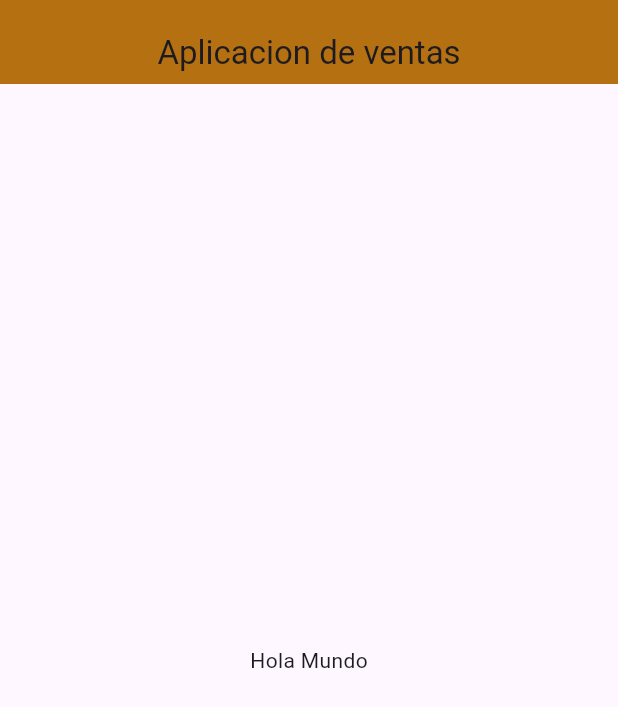
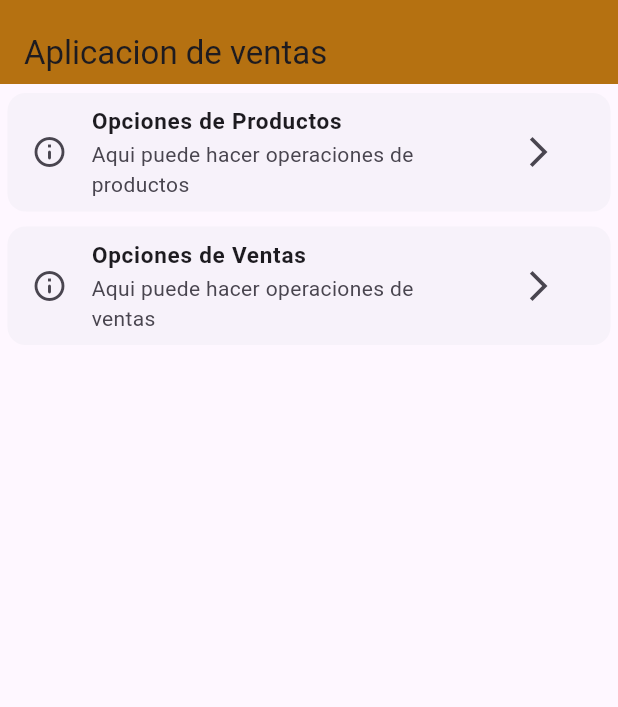
Before and after one commit to guiiyanxD/strapi-flutter-app, a Flutter app: the screen it shows after launch, on a phone screen of 412 x 824 dp. Shown: the top 707 px of the screen. Run offline on Flutter 3.47's test engine with Material 3 defaults, Android fonts, the phone set to English and light mode, and no system bars; our stand-ins replace dio.

Commit message:
CardWidget created and home page changed

```diff
--- a/lib/pages/home_page.dart
+++ b/lib/pages/home_page.dart
@@ -1,3 +1,4 @@
+import 'package:app/widgets/card_widget.dart';
 import 'package:flutter/material.dart';
 
 class HomePage extends StatelessWidget {
@@ -9,19 +10,29 @@ class HomePage extends StatelessWidget {
       appBar: AppBar(
         backgroundColor: Color.fromARGB(250, 180, 110, 12),
         title: SafeArea(
-            child: Center(
-              child: Padding(
-                  padding: EdgeInsets.only(top: 15),
-                child: Text("Aplicacion de ventas"),
-              ),
-            )
+          child: Padding(
+            padding: EdgeInsets.only(top: 15),
+            child: Text("Aplicacion de ventas"),
+          ),
         ),
       ),
       body: Padding(
         padding: EdgeInsets.only(top: 1),
-        child: Center(
-          child: Text("Hola Mundo"),
-        ),
+        child: Column(
+          mainAxisAlignment: MainAxisAlignment.start,
+          children: [
+            CardWidget(
+              title: "Opciones de Productos",
+              icon: Icons.arrow_forward_ios,
+              subtitle: "Aqui puede hacer operaciones de productos",
+            ),
+            CardWidget(
+              title: "Opciones de Ventas",
+              icon: Icons.arrow_forward_ios,
+              subtitle: "Aqui puede hacer operaciones de ventas",
+            ),
+          ],
+        )
       ),
     );
   }
--- /dev/null
+++ b/lib/widgets/card_widget.dart
@@ -0,0 +1,35 @@
+import 'package:flutter/material.dart';
+class CardWidget extends StatelessWidget {
+  final String title;
+  final String subtitle;
+  final IconData icon;
+
+  const CardWidget({super.key, required this.title, required this.icon, this.subtitle = ""});
+
+  @override
+  Widget build(BuildContext context) {
+    return Card(
+        margin: EdgeInsets.all(5.0),
+        shadowColor: Color(0x00000af0),
+        elevation: 10.0,
+        child: Column(
+          mainAxisSize: MainAxisSize.max,
+          children: [
+            ListTile(
+              leading: Icon(Icons.info_outline_rounded),
+              title: Text(title,
+                style: TextStyle(
+                    fontSize: 15,
+                    fontWeight: FontWeight.bold
+                ),
+              ),
+              subtitle: Text(subtitle),
+              trailing: IconButton(
+                  onPressed: (){},
+                  icon: Icon(icon)),
+            )
+          ],
+        )
+    );
+  }
+}
```
Also changed, not shown: pubspec.lock, 125 other files.
